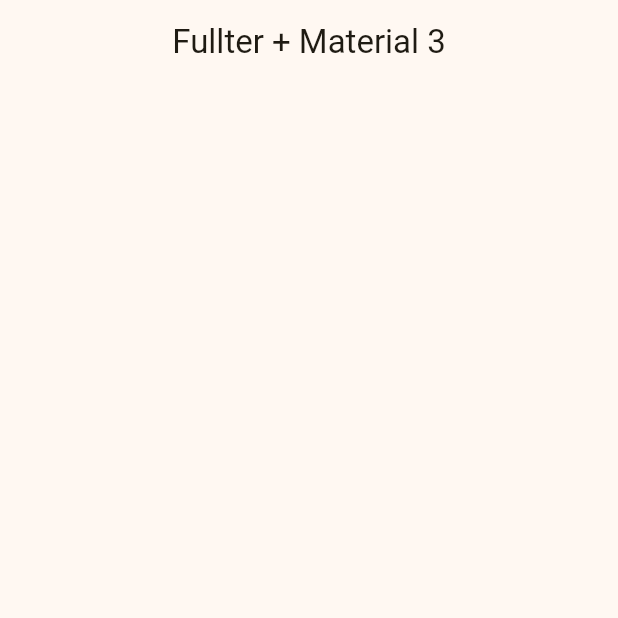
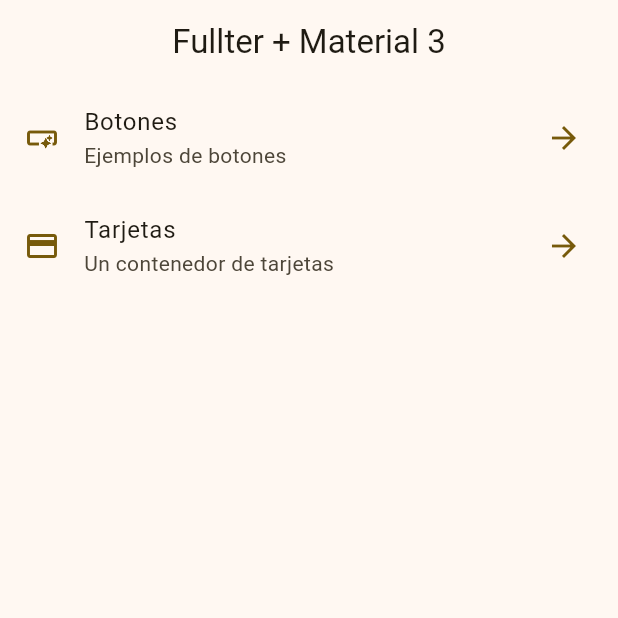
Before and after one commit to ObedGarcia64/WidgetsApp, a Flutter app: the screen it shows after launch, on a phone screen of 412 x 824 dp, the top half of it. Run offline on Flutter 3.47's test engine with Material 3 defaults, Android fonts, the phone set to English and light mode, and no system bars.

Commit message:
Home Screen Implementado

```diff
--- a/lib/config/theme/menu/menu_items.dart
+++ b/lib/config/theme/menu/menu_items.dart
@@ -1,12 +1,12 @@
 import 'package:flutter/material.dart';
 
-class MenuItem {
+class menuItem {
   final String title;
   final String subTitle;
   final String link;
   final IconData icon;
 
-  const MenuItem({
+  const menuItem({
     required this.title,
     required this.subTitle,
     required this.link,
@@ -14,14 +14,14 @@ class MenuItem {
   });
 }
 
-const appMenuItems = <MenuItem>[
-  MenuItem(
+const appMenuItems = <menuItem>[
+  menuItem(
     title: 'Botones',
     subTitle: 'Ejemplos de botones',
     link: '/buttons',
     icon: Icons.smart_button_outlined,
   ),
-  MenuItem(
+  menuItem(
     title: 'Tarjetas',
     subTitle: 'Un contenedor de tarjetas',
     link: '/card',
--- a/lib/presentation/home_screen.dart
+++ b/lib/presentation/home_screen.dart
@@ -1,4 +1,5 @@
 import 'package:flutter/material.dart';
+import 'package:widgets_app/config/theme/menu/menu_items.dart';
 
 class HomeScreen extends StatelessWidget {
   const HomeScreen({super.key});
@@ -9,6 +10,52 @@ class HomeScreen extends StatelessWidget {
       appBar: AppBar(
         title: const Text('Fullter + Material 3'),
       ),
+      body: _HomeView(),
     );
   }
 }
+
+class _HomeView extends StatelessWidget {
+  const _HomeView();
+
+  @override
+  Widget build(BuildContext context) {
+    return ListView.builder(
+        physics: const BouncingScrollPhysics(),
+        itemCount: appMenuItems.length,
+        itemBuilder: (context, index) {
+          final menuItem = appMenuItems[index];
+          return CustomListTile(MenuItem: menuItem);
+        });
+  }
+}
+
+class CustomListTile extends StatelessWidget {
+  const CustomListTile({
+    super.key,
+    required this.MenuItem,
+  });
+
+  final menuItem MenuItem;
+
+  @override
+  Widget build(BuildContext context) {
+    final colors = Theme.of(context).colorScheme;
+
+    return ListTile(
+      leading: Icon(
+        MenuItem.icon,
+        color: colors.primary,
+      ),
+      trailing: Icon(
+        Icons.arrow_forward,
+        color: colors.primary,
+      ),
+      title: Text(MenuItem.title),
+      subtitle: Text(MenuItem.subTitle),
+      onTap: () {
+
+      },
+    );
+  }
+}
```
